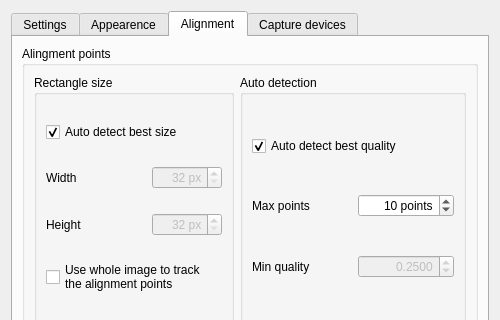
Above: lxnstack/data/ui/option_dialog.ui from mauritiusdadd/lxnstack before the change; both pictures show x 0 to 500 and y 0 to 320 of the 500 by 480 pixel window. Below: the same form after it.
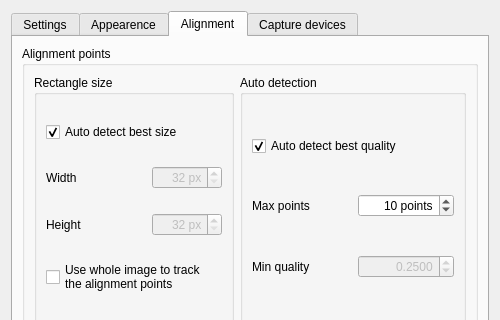
That is the form after the change. The open tabs and pages were chosen to show the change.

Diff of the .ui file:
```diff
--- a/lxnstack/data/ui/option_dialog.ui
+++ b/lxnstack/data/ui/option_dialog.ui
@@ -335,7 +335,7 @@
        <item>
         <widget class="QGroupBox" name="groupBox_6">
          <property name="title">
-          <string>Alingment points</string>
+          <string>Alignment points</string>
          </property>
          <layout class="QHBoxLayout" name="horizontalLayout_11">
           <item>
```
